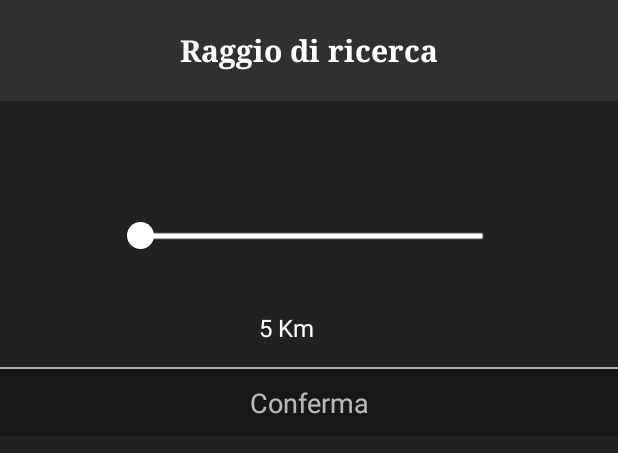
After one commit to joppichristian/ParkingFinder, an Android app: the layout dialog_layout_radius.xml on its own in the app's theme, with its tools: preview values and no code run, on a phone screen of 412 x 824 dp. The commit adds this screen. Shown: the top 453 px of the screen. Run offline under Robolectric (Android 15) with nearby library versions, the phone set to English and light mode, and no system bars; network calls fail.

Commit message:
filter by vehicle, radius distance research option

```diff
--- a/app/src/main/java/joppi/pier/parkingfinder/FilterActivity.java
+++ b/app/src/main/java/joppi/pier/parkingfinder/FilterActivity.java
@@ -67,6 +67,7 @@ public class FilterActivity extends AppCompatActivity
 		SharedPreferencesManager.getInstance(FilterActivity.this).setPreference(SharedPreferencesManager.PREF_TIME,time);
 		SharedPreferencesManager.getInstance(FilterActivity.this).setPreference(SharedPreferencesManager.PREF_COST_WEIGHT,cost_weight);
 		SharedPreferencesManager.getInstance(FilterActivity.this).setPreference(SharedPreferencesManager.PREF_DISTANCE_WEIGHT,(1-cost_weight));
+		SharedPreferencesManager.getInstance(FilterActivity.this).setPreference(SharedPreferencesManager.PREF_RADIUS,10);
 		startActivity(go);
 		finish();
 	}
--- a/app/src/main/java/joppi/pier/parkingfinder/SharedPreferencesManager.java
+++ b/app/src/main/java/joppi/pier/parkingfinder/SharedPreferencesManager.java
@@ -22,6 +22,8 @@ public class SharedPreferencesManager {
     public static String PREF_TYPE_SUBTERRANEAN = "Subterranean";
     public static String PREF_TYPE_SURVEILED = "Surviled";
     public static String PREF_TYPE_TIME_LIMITATED = "TimeLimitated";
+    public static String PREF_RADIUS = "TimeLimitated";
+
 
     private SharedPreferencesManager() {
         sharedPreferences = activity.getPreferences(Context.MODE_PRIVATE);
@@ -71,7 +73,7 @@ public class SharedPreferencesManager {
 
     public int getIntPreference(String key) {
         SharedPreferences.Editor editor = sharedPreferences.edit();
-        int var = sharedPreferences.getInt(key, 0);
+        int var = sharedPreferences.getInt(key, 10);
         return var;
     }
 
--- a/app/src/main/java/joppi/pier/parkingfinder/db/ParkingDAO.java
+++ b/app/src/main/java/joppi/pier/parkingfinder/db/ParkingDAO.java
@@ -14,7 +14,7 @@ public interface ParkingDAO
 
 	public boolean clear();
 
-	public ArrayList<Parking> getParkingList(Location currLocation, double kmRadius);
+	public ArrayList<Parking> getParkingList(Location currLocation, double kmRadius,String vehicle);
 
 	public Parking getParking(int id);
 }
--- /dev/null
+++ b/app/src/main/res/layout/dialog_layout_radius.xml
@@ -0,0 +1,83 @@
+<?xml version="1.0" encoding="utf-8"?>
+<LinearLayout xmlns:android="http://schemas.android.com/apk/res/android"
+    android:layout_width="match_parent"
+    android:layout_height="match_parent"
+    android:orientation="vertical">
+    <LinearLayout
+        android:layout_width="wrap_content"
+        android:layout_height="wrap_content"
+        android:layout_gravity="center_horizontal"
+        android:baselineAligned="false"
+        android:gravity="center_vertical|center_horizontal"
+        android:orientation="horizontal">
+
+
+        <TextView
+            android:layout_width="wrap_content"
+            android:layout_height="wrap_content"
+            android:layout_gravity="center"
+            android:layout_margin="20dp"
+            android:text="Raggio di ricerca"
+            android:textColor="#ffffff"
+            android:textIsSelectable="true"
+            android:textSize="20dp"
+            android:textStyle="bold"
+            android:typeface="serif" />
+    </LinearLayout>
+
+    <LinearLayout
+        android:layout_width="wrap_content"
+        android:layout_height="match_parent"
+        android:layout_gravity="center_horizontal"
+        android:background="#50000000"
+        android:orientation="vertical"
+        >
+        <SeekBar
+            android:id="@+id/seekBarRadiusOption"
+            android:layout_width="265dp"
+            android:layout_height="wrap_content"
+            android:layout_gravity="center_horizontal"
+            android:layout_marginTop="40dp"
+            android:max="50"
+            android:progress="1"
+            android:progressDrawable="@drawable/myseekbar_thumb_progress"
+            android:splitTrack="false"
+            android:thumb="@drawable/myseekbar_thumb_draw"/>
+
+        <LinearLayout
+            android:layout_width="match_parent"
+            android:layout_height="wrap_content"
+            android:layout_marginTop="0dp"
+            android:layout_marginBottom="15dp"
+            android:orientation="horizontal">
+
+            <TextView
+                android:id="@+id/seekValue"
+                android:layout_width="wrap_content"
+                android:layout_height="wrap_content"
+                android:layout_marginRight="30dp"
+                android:layout_weight="1"
+                android:text="5 Km"
+                android:textAlignment="center"
+                android:textColor="#ffffff"
+                android:textIsSelectable="false"
+                android:textSize="16dp"/>
+        </LinearLayout>
+        <View
+            android:layout_width="wrap_content"
+            android:layout_height="1dp"
+            android:background="@android:color/darker_gray" />
+
+        <TextView
+            android:id="@+id/confirmRadiusOption"
+            android:layout_width="match_parent"
+            android:layout_height="wrap_content"
+            android:layout_gravity="center_horizontal"
+            android:background="#50000000"
+            android:paddingBottom="10dp"
+            android:paddingTop="10dp"
+            android:text="Conferma"
+            android:textAlignment="center"
+            android:textSize="18dp" />
+    </LinearLayout>
+</LinearLayout>
--- a/app/src/main/res/menu/maps_menu.xml
+++ b/app/src/main/res/menu/maps_menu.xml
@@ -23,6 +23,10 @@
                     android:id="@+id/typeOption"
                     android:icon="@drawable/ic_local_parking"
                     android:title="Tipo di parcheggio" />
+                <item
+                    android:id="@+id/radiusOption"
+                    android:icon="@drawable/ic_my_location"
+                    android:title="Raggio di ricerca" />
             </group>
         </menu>
     </item>
```
Also changed, not shown: app/src/main/java/joppi/pier/parkingfinder/LocationProvider.java (+7 -0 lines), app/src/main/java/joppi/pier/parkingfinder/MapsActivity.java (+8 -4 lines), app/src/main/java/joppi/pier/parkingfinder/MenuManager.java (+76 -30 lines), app/src/main/java/joppi/pier/parkingfinder/db/ParkingDAO_DB_impl.java (+16 -2 lines), app/src/main/java/joppi/pier/parkingfinder/db/ParkingMgr.java (+8 -3 lines), app/src/main/assets/parking.db, app/src/main/res/drawable-hdpi/ic_my_location.png (added), app/src/main/res/drawable-mdpi/ic_my_location.png (added), app/src/main/res/drawable-xhdpi/ic_my_location.png (added), app/src/main/res/drawable-xxhdpi/ic_my_location.png (added), app/src/main/res/drawable-xxxhdpi/ic_my_location.png (added).
